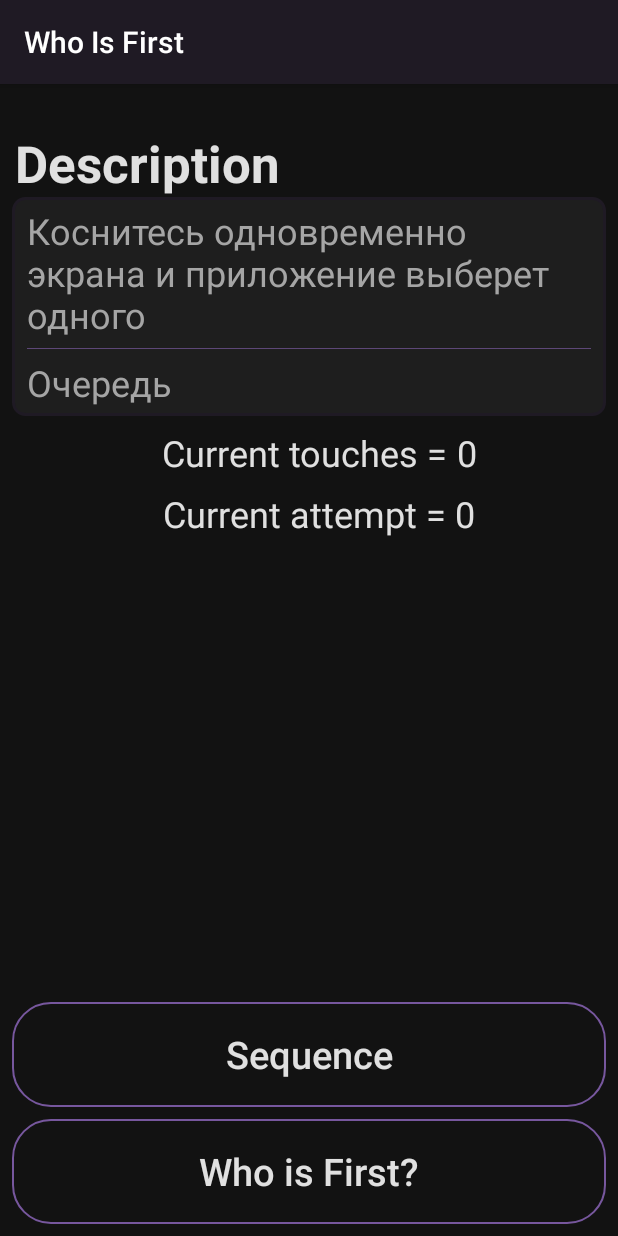
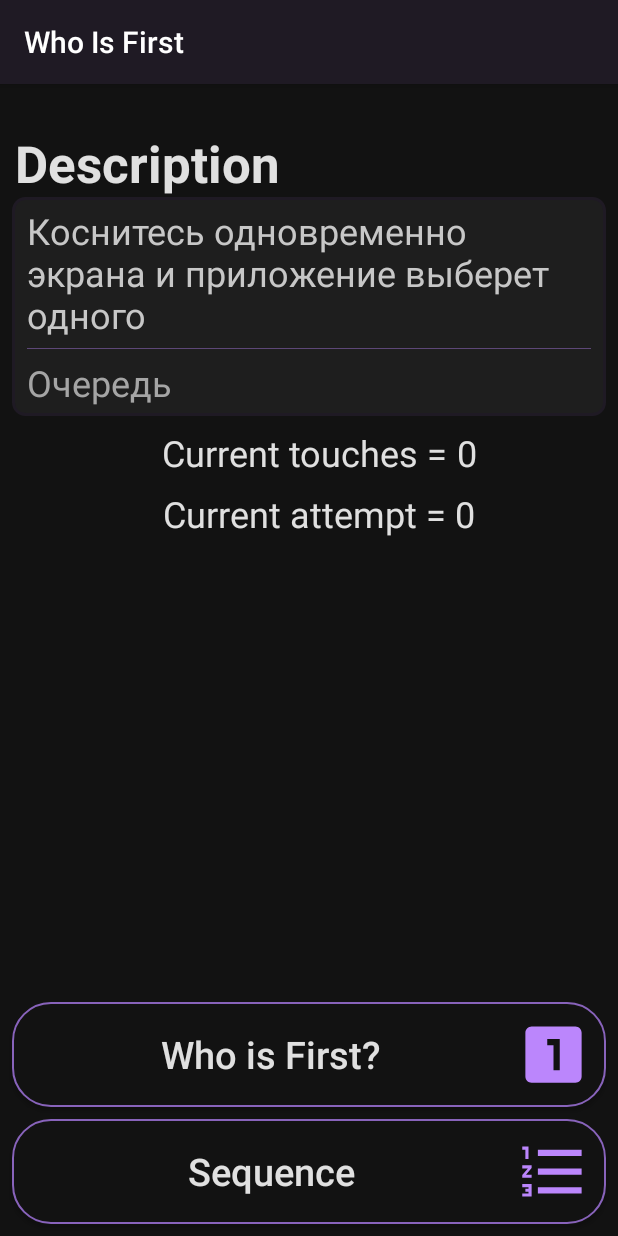
Before and after one commit to kamikadze328/whoIsTheFirst, an Android app: the screen it shows after launch (MainActivity), on a phone screen of 412 x 824 dp. Run offline under Robolectric (Android 15) with nearby library versions, the phone set to English and light mode, and no system bars.

Commit message:
pre design completed

```diff
--- a/app/build.gradle
+++ b/app/build.gradle
@@ -11,8 +11,8 @@ android {
         applicationId "com.kamikadze328.whoisfirst"
         minSdkVersion 22
         targetSdkVersion 29
-        versionCode 2
-        versionName "0.1"
+        versionCode 5
+        versionName "0.3"
         testInstrumentationRunner "androidx.test.runner.AndroidJUnitRunner"
     }
     buildTypes {
--- /dev/null
+++ b/app/src/main/res/drawable/icon_sequence_button_24dp.xml
@@ -0,0 +1,5 @@
+<vector android:height="50dp" android:tint="#BB86FC"
+    android:viewportHeight="24.0" android:viewportWidth="24.0"
+    android:width="50dp" xmlns:android="http://schemas.android.com/apk/res/android">
+    <path android:fillColor="#FF000000" android:pathData="M2,17h2v0.5L3,17.5v1h1v0.5L2,19v1h3v-4L2,16v1zM3,8h1L4,4L2,4v1h1v3zM2,11h1.8L2,13.1v0.9h3v-1L3.2,13L5,10.9L5,10L2,10v1zM7,5v2h14L21,5L7,5zM7,19h14v-2L7,17v2zM7,13h14v-2L7,11v2z"/>
+</vector>
--- /dev/null
+++ b/app/src/main/res/drawable/icon_who_is_first_button.xml
@@ -0,0 +1,12 @@
+<vector
+    android:height="50dp"
+    android:tint="#BB86FC"
+    android:viewportHeight="24.0"
+    android:viewportWidth="24.0"
+    android:width="50dp"
+
+    xmlns:android="http://schemas.android.com/apk/res/android">
+    <path
+        android:fillColor="#FF000000"
+        android:pathData="M19,3L5,3c-1.,0 -2,0.9 -2,2v14c0,1.1 0.9,2 2,2h14c1.1,0 2,-0.9 2,-2L21,5c0,-1.1 -0.9,-2 -2,-2zM14,17h-2L12,9h-2L10,7h4v10z"/>
+</vector>
--- a/app/src/main/res/layout/activity_main.xml
+++ b/app/src/main/res/layout/activity_main.xml
@@ -11,7 +11,7 @@
         android:layout_width="0dp"
         android:layout_height="0dp"
         android:layout_marginBottom="8dp"
-        app:layout_constraintBottom_toTopOf="@+id/startSequenceButton"
+        app:layout_constraintBottom_toTopOf="@+id/sequenceButton"
         app:layout_constraintEnd_toEndOf="parent"
         app:layout_constraintHorizontal_bias="0.0"
         app:layout_constraintStart_toStartOf="parent"
@@ -61,7 +61,7 @@
                     android:paddingBottom="6dp"
                     android:text="@string/helpWhoIsFirst"
                     android:textAppearance="@style/TextAppearance.AppCompat.Body1"
-                    android:textColor="@color/colorText"
+                    android:textColor="@color/colorTextNew"
                     android:textSize="24sp" />
 
                 <View
@@ -134,27 +134,8 @@
                 app:layout_constraintTop_toBottomOf="@+id/currentTouchesMainTextView" />
         </androidx.constraintlayout.widget.ConstraintLayout>
     </ScrollView>
-
     <Button
-        android:id="@+id/startSequenceButton"
-        android:layout_width="0dp"
-        android:layout_height="70dp"
-        android:layout_marginStart="8dp"
-        android:layout_marginEnd="8dp"
-        android:layout_marginBottom="8dp"
-        android:onClick="startSequence"
-        android:text="@string/sequence"
-        android:textColor="@color/colorTextOnDark"
-        android:textSize="25sp"
-        android:textAllCaps="false"
-        android:background="@drawable/custom_button"
-        app:layout_constraintBottom_toTopOf="@+id/startWhoIsFirstButton"
-        app:layout_constraintEnd_toEndOf="parent"
-        app:layout_constraintHorizontal_bias="0.0"
-        app:layout_constraintStart_toStartOf="parent"
-        />
-    <Button
-        android:id="@+id/startWhoIsFirstButton"
+        android:id="@+id/whoIsFirstButton"
         android:layout_width="0dp"
         android:layout_height="70dp"
         android:layout_marginStart="8dp"
@@ -166,9 +147,32 @@
         android:textSize="25sp"
         android:textAllCaps="false"
         android:background="@drawable/custom_button"
-        app:layout_constraintBottom_toBottomOf="parent"
+        android:drawableEnd="@drawable/icon_who_is_first_button"
+        android:padding="10dp"
+
+        app:layout_constraintBottom_toTopOf="@+id/sequenceButton"
+        app:layout_constraintEnd_toEndOf="parent"
+        app:layout_constraintHorizontal_bias="0.0"
+        app:layout_constraintStart_toStartOf="parent" />
+
+    <Button
+        android:id="@+id/sequenceButton"
+        android:layout_width="0dp"
+        android:layout_height="70dp"
+        android:layout_marginStart="8dp"
+        android:layout_marginEnd="8dp"
+        android:layout_marginBottom="8dp"
+        android:padding="10dp"
+        android:onClick="startSequence"
+        android:text="@string/sequence"
+        android:textColor="@color/colorTextOnDark"
+        android:textSize="25sp"
+        android:textAllCaps="false"
+        android:background="@drawable/custom_button"
+        android:drawableEnd="@drawable/icon_sequence_button_24dp"
         app:layout_constraintEnd_toEndOf="parent"
         app:layout_constraintHorizontal_bias="0.0"
         app:layout_constraintStart_toStartOf="parent"
-        />
+        app:layout_constraintBottom_toBottomOf="parent"/>
+
 </androidx.constraintlayout.widget.ConstraintLayout>
--- a/app/src/main/res/layout/activity_multi_touch.xml
+++ b/app/src/main/res/layout/activity_multi_touch.xml
@@ -11,11 +11,10 @@
         android:id="@+id/helpTextView"
         android:layout_width="wrap_content"
         android:layout_height="wrap_content"
-        android:text=""
         android:textColor="@color/colorText"
         android:textSize="24sp"
         android:gravity="center"
-        android:padding="15dp"
+        android:maxWidth="280dp"
         app:layout_constraintBottom_toBottomOf="parent"
         app:layout_constraintEnd_toEndOf="parent"
         app:layout_constraintStart_toStartOf="parent"
--- a/app/src/main/res/values/colors.xml
+++ b/app/src/main/res/values/colors.xml
@@ -6,9 +6,11 @@
     <color name="colorBackgroundForText">#1e1e1e</color>
     <color name="colorDarkPurple">#1f1a24</color>
 
-    <color name="colorButton">#99BB86FC</color>
+    <color name="colorButton">#8863BB</color>
     <color name="colorDivider">#66BB86FC</color>
 
     <color name="colorTextOnDark">#e0e0e0</color>
     <color name="colorText">#a5a5a5</color>
+    <color name="colorTextNew">#C7C7C7</color>
+
 </resources>
```
